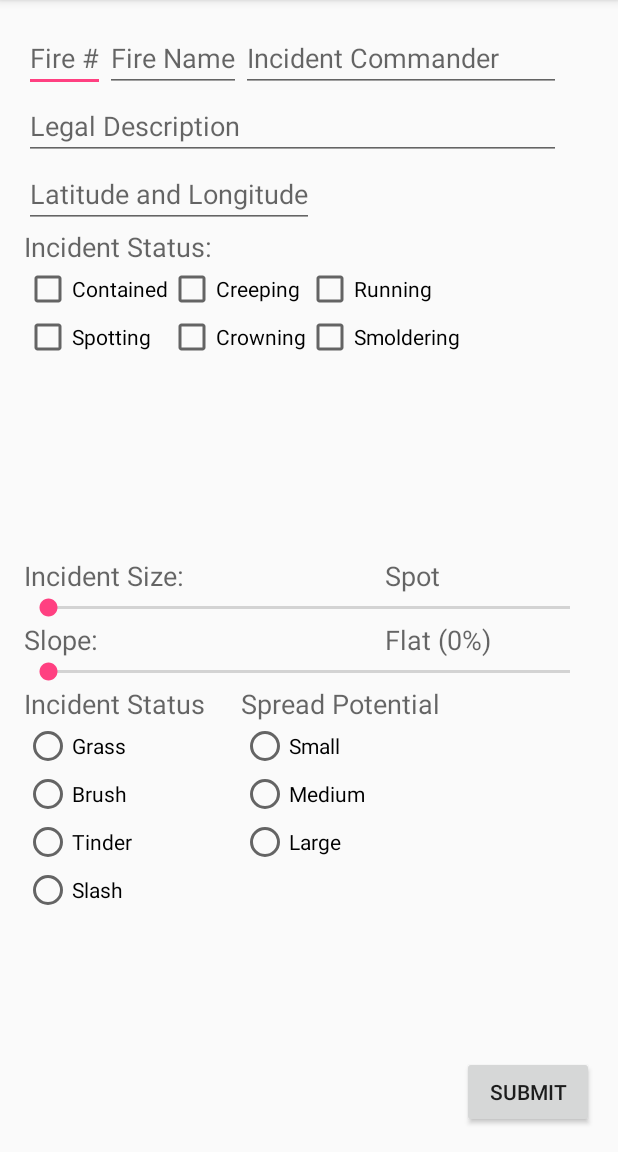
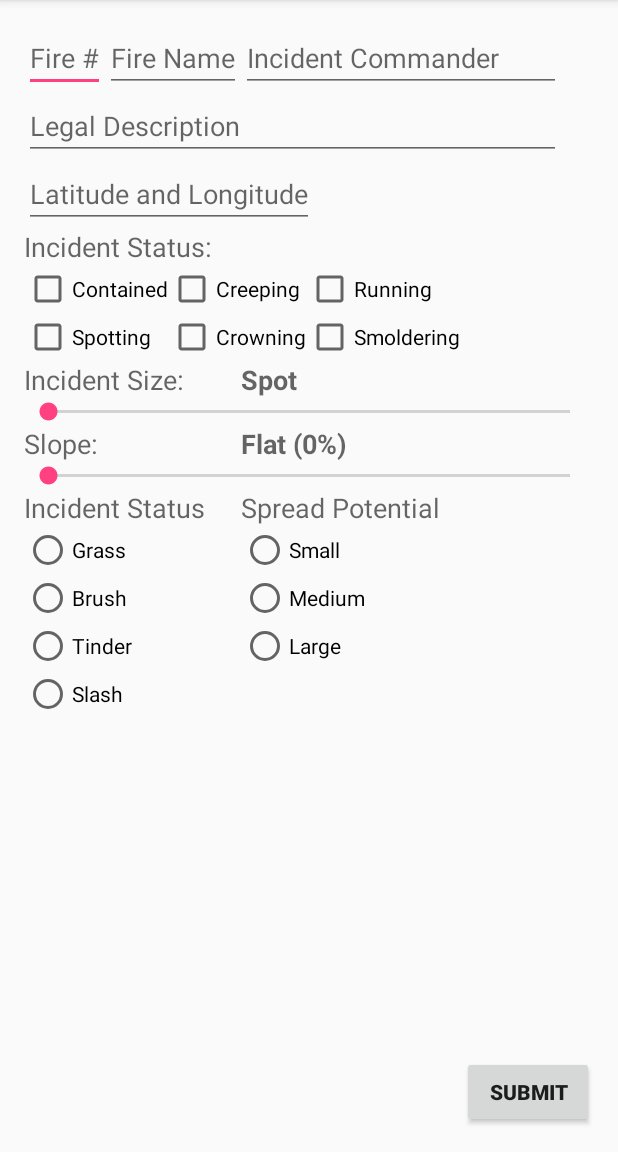
Before and after one commit to brandonsov/ODF-Firefighter-Sizeup, an Android app: the screen it shows after launch (MainActivity), on a phone screen of 412 x 824 dp, the part 84-1236 px from its top. Run offline under Robolectric (Android 15) with nearby library versions, the phone set to English and light mode, and no system bars.

Commit message:
Adjusted layout of containers on content_main

```diff
--- a/app/src/main/res/layout/content_main.xml
+++ b/app/src/main/res/layout/content_main.xml
@@ -93,6 +93,28 @@
         android:layout_alignParentLeft="true"
         android:layout_alignParentStart="true" />
 
+    <TextView
+        android:layout_width="wrap_content"
+        android:layout_height="wrap_content"
+        android:textAppearance="?android:attr/textAppearanceMedium"
+        android:id="@+id/tvSizeProgress"
+        android:textStyle="bold"
+        android:text="Spot"
+        android:layout_below="@+id/cbGroupStatus"
+        android:layout_alignLeft="@+id/tvSpread"
+        android:layout_alignStart="@+id/tvSpread" />
+
+    <TextView
+        android:layout_width="wrap_content"
+        android:layout_height="wrap_content"
+        android:textAppearance="?android:attr/textAppearanceMedium"
+        android:textStyle="bold"
+        android:text="Flat (0%)"
+        android:layout_below="@+id/sbSizeProgress"
+        android:layout_alignLeft="@+id/tvSizeProgress"
+        android:layout_alignStart="@+id/tvSizeProgress"
+        android:id="@+id/tvSlopeProgress" />
+
     <SeekBar
         android:layout_width="wrap_content"
         android:layout_height="wrap_content"
@@ -103,15 +125,7 @@
         android:layout_alignParentRight="true"
         android:layout_alignParentEnd="true" />
 
-    <TextView
-        android:layout_width="wrap_content"
-        android:layout_height="wrap_content"
-        android:textAppearance="?android:attr/textAppearanceMedium"
-        android:id="@+id/tvSizeProgress"
-        android:text="Spot"
-        android:layout_centerVertical="true"
-        android:layout_alignRight="@+id/tvSpread"
-        android:layout_alignEnd="@+id/tvSpread" />
+
 
     <TextView
         android:layout_width="wrap_content"
@@ -123,15 +137,6 @@
         android:layout_alignParentLeft="true"
         android:layout_alignParentStart="true" />
 
-    <TextView
-        android:layout_width="wrap_content"
-        android:layout_height="wrap_content"
-        android:textAppearance="?android:attr/textAppearanceMedium"
-        android:text="Flat (0%)"
-        android:layout_below="@+id/sbSizeProgress"
-        android:layout_alignLeft="@+id/tvSizeProgress"
-        android:layout_alignStart="@+id/tvSizeProgress"
-        android:id="@+id/tvSlopeProgress" />
 
     <SeekBar
         android:layout_width="wrap_content"
@@ -158,13 +163,14 @@
         android:layout_height="wrap_content"
         android:text="@string/submit"
         android:id="@+id/bSubmit"
+        android:textStyle="bold"
         android:layout_alignParentBottom="true"
         android:layout_alignRight="@+id/seekBar"
         android:layout_alignEnd="@+id/seekBar" />
 
     <RadioGroup
-        android:layout_width="match_parent"
-        android:layout_height="match_parent"
+        android:layout_width="wrap_content"
+        android:layout_height="wrap_content"
         android:layout_below="@+id/textView2"
         android:layout_alignParentLeft="true"
         android:layout_alignParentStart="true"
@@ -198,14 +204,12 @@
     </RadioGroup>
 
     <RadioGroup
-        android:layout_width="match_parent"
-        android:layout_height="match_parent"
+        android:layout_width="wrap_content"
+        android:layout_height="wrap_content"
+        android:id="@+id/rbGroupSpread"
         android:layout_below="@+id/tvSpread"
         android:layout_alignLeft="@+id/tvSpread"
-        android:layout_alignStart="@+id/tvSpread"
-        android:layout_alignRight="@+id/tvSpread"
-        android:layout_alignEnd="@+id/tvSlopeProgress"
-        android:id="@+id/rbGroupSpread">
+        android:layout_alignStart="@+id/tvSpread">
 
         <RadioButton
             android:layout_width="wrap_content"
@@ -228,13 +232,12 @@
     </RadioGroup>
 
     <GridLayout
-        android:layout_width="match_parent"
-        android:layout_height="match_parent"
+        android:layout_width="wrap_content"
+        android:layout_height="wrap_content"
         android:layout_below="@+id/tvIncidentStatus"
         android:layout_alignParentLeft="true"
         android:layout_alignParentStart="true"
         android:layout_alignParentEnd="false"
-        android:layout_above="@+id/tvSizeProgress"
         android:id="@+id/cbGroupStatus">
 
         <CheckBox
```
